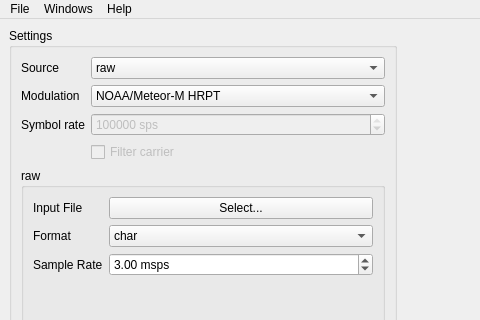
Qt form src/qt/mainwindow.ui (Xerbo/LeanHRPT-Demod) before a commit; both pictures show x 0 to 480 and y 0 to 320 of the 800 by 658 pixel window.
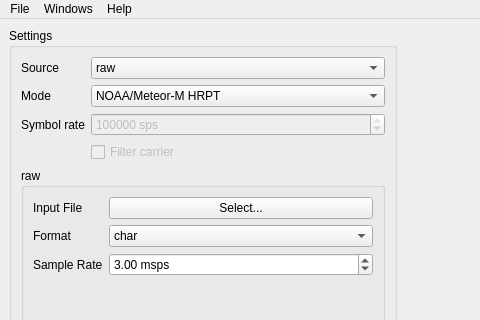
The same form after that commit. Icons and pictures are not drawn. Custom widgets are drawn as their Qt base class.

What changed in the file:
```diff
--- a/src/qt/mainwindow.ui
+++ b/src/qt/mainwindow.ui
@@ -66,7 +66,7 @@
        <item row="1" column="0">
         <widget class="QLabel" name="downlinkLabel">
          <property name="text">
-          <string>Modulation</string>
+          <string>Mode</string>
          </property>
         </widget>
        </item>
```
Left out of the diff: 5 changed lines with no effect on the pictures.
